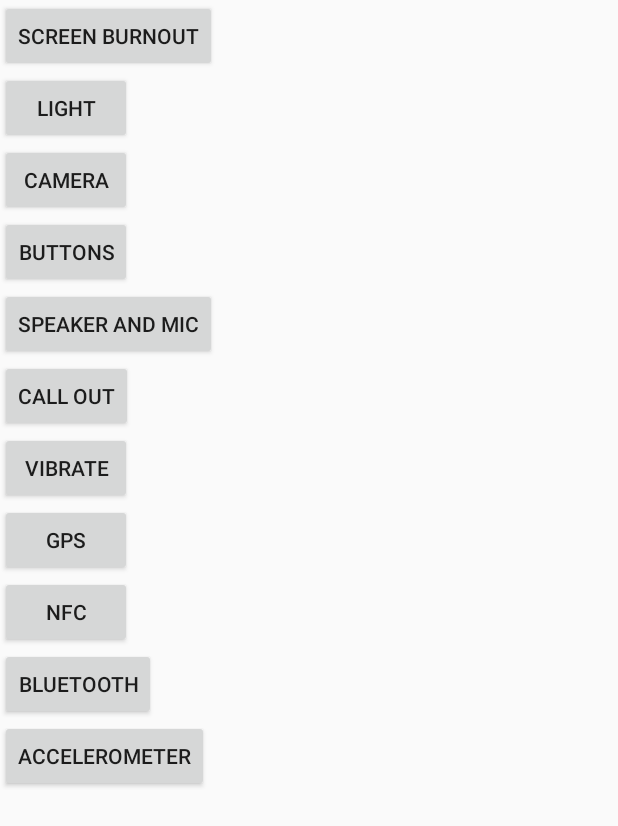
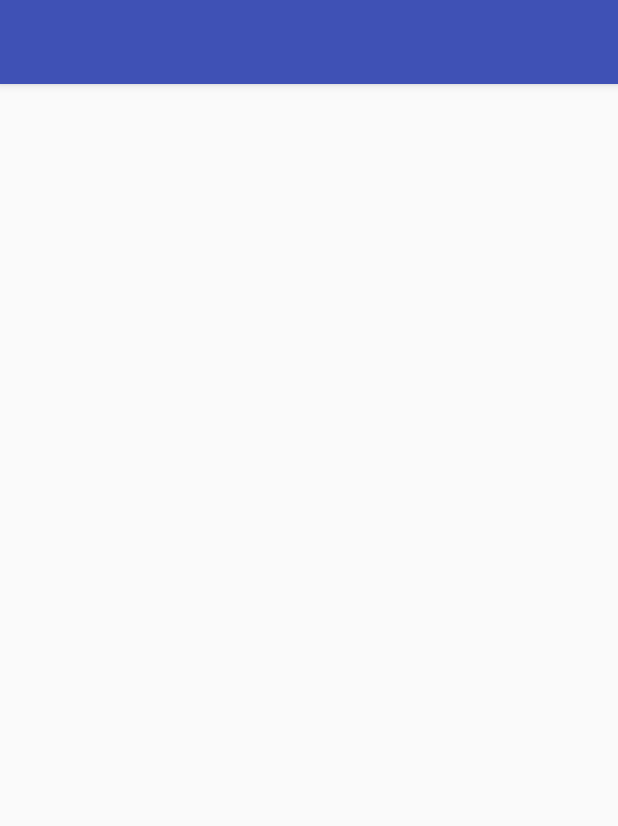
Before and after one commit to crua9/Android-Device-Tester, an Android app: the layout activity_main.xml on its own in the app's theme, with its tools: preview values and no code run, on a phone screen of 412 x 824 dp. Shown: the top 826 px of the screen. Run offline under Robolectric (Android 15) with nearby library versions, the phone set to English and light mode, and no system bars.

Commit message:
Recycler view and AppBar added
All buttons removed

```diff
--- a/app/src/main/res/layout/activity_main.xml
+++ b/app/src/main/res/layout/activity_main.xml
@@ -1,80 +1,30 @@
 <?xml version="1.0" encoding="utf-8"?>
-<RelativeLayout xmlns:android="http://schemas.android.com/apk/res/android"
+<LinearLayout xmlns:android="http://schemas.android.com/apk/res/android"
     xmlns:tools="http://schemas.android.com/tools"
+    xmlns:app="http://schemas.android.com/apk/res-auto"
     android:layout_width="match_parent"
     android:layout_height="match_parent"
+    android:orientation="vertical"
     tools:context="com.techreviewsandhelp.devicetester.MainActivity">
 
-    <ScrollView
-        android:layout_width="wrap_content"
+    <android.support.design.widget.AppBarLayout
+        android:layout_width="match_parent"
         android:layout_height="wrap_content"
-        android:id="@+id/scrollView" >
+        android:theme="@style/AppTheme.AppBarOverlay"
+        android:id="@+id/view">
 
-        <LinearLayout
-            android:orientation="vertical"
+        <android.support.v7.widget.Toolbar
+            android:id="@+id/toolbar"
             android:layout_width="match_parent"
-            android:layout_height="match_parent">
+            android:layout_height="?attr/actionBarSize"
+            android:background="?attr/colorPrimary"
+            app:popupTheme="@style/AppTheme.PopupOverlay"/>
 
-            <Button
-                android:layout_width="wrap_content"
-                android:layout_height="wrap_content"
-                android:text="Screen Burnout"
-                android:id="@+id/screen" />
+    </android.support.design.widget.AppBarLayout>
 
-            <Button
-                android:layout_width="wrap_content"
-                android:layout_height="wrap_content"
-                android:text="Light"
-                android:id="@+id/light" />
-
-            <Button
-                android:layout_width="wrap_content"
-                android:layout_height="wrap_content"
-                android:text="Camera"
-                android:id="@+id/cam" />
-            <Button
-                android:layout_width="wrap_content"
-                android:layout_height="wrap_content"
-                android:text="Buttons"
-                android:id="@+id/buttons" />
-            <Button
-                android:layout_width="wrap_content"
-                android:layout_height="wrap_content"
-                android:text="Speaker and mic"
-                android:id="@+id/speaker" />
-
-            <Button
-                android:layout_width="wrap_content"
-                android:layout_height="wrap_content"
-                android:text="Call out"
-                android:id="@+id/call" />
-
-            <Button
-                android:layout_width="wrap_content"
-                android:layout_height="wrap_content"
-                android:text="Vibrate"
-                android:id="@+id/vibrate" />
-
-            <Button
-                android:layout_width="wrap_content"
-                android:layout_height="wrap_content"
-                android:text="GPS"
-                android:id="@+id/gps" />
-            <Button
-                android:layout_width="wrap_content"
-                android:layout_height="wrap_content"
-                android:text="NFC"
-                android:id="@+id/nfc" />
-            <Button
-                android:layout_width="wrap_content"
-                android:layout_height="wrap_content"
-                android:text="Bluetooth"
-                android:id="@+id/bluetooth" />
-            <Button
-                android:layout_width="wrap_content"
-                android:layout_height="wrap_content"
-                android:text="Accelerometer"
-                android:id="@+id/accelerometer" />
-        </LinearLayout>
-    </ScrollView>
-</RelativeLayout>
+    <android.support.v7.widget.RecyclerView
+        android:layout_width="match_parent"
+        android:layout_height="wrap_content"
+        android:id="@+id/recyclerView">
+    </android.support.v7.widget.RecyclerView>
+</LinearLayout>
```
